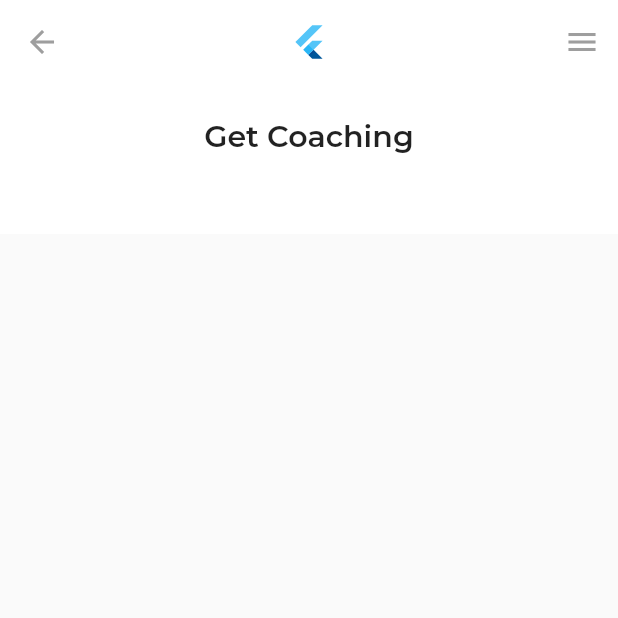
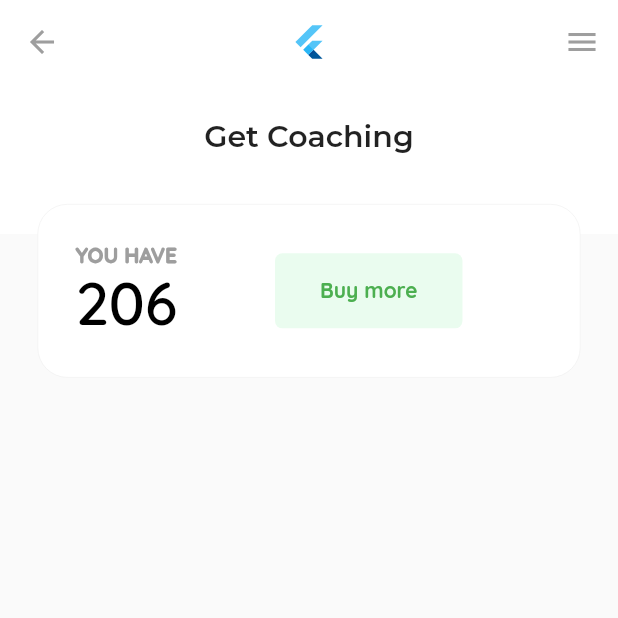
Before and after one commit to AmineMersoul/Relationship-Coaching, a Flutter app: the screen it shows after launch, on a phone screen of 412 x 824 dp, the top half of it. Run offline on Flutter 3.47's test engine with Material 2 defaults, Android fonts, the phone set to English and light mode, and no system bars; project files that could hold a hidden picture were left out.

Commit message:
creating top widget

```diff
--- a/lib/main.dart
+++ b/lib/main.dart
@@ -57,6 +57,52 @@ class _MyHomePageState extends State<MyHomePage> {
                 color: Colors.white,
                 child: Text("Get Coaching", style: TextStyle(fontFamily: 'Montserrat', fontSize: 20.0),),
               ),
+              Container(
+                margin: EdgeInsets.fromLTRB(25.0, 80.0, 25.0, 0.0),
+                decoration: BoxDecoration(
+                  color: Colors.white, borderRadius: BorderRadius.circular(20.0),
+                  border: Border.all(color: Colors.grey[200], width: 0.4),
+                ),
+                child: Row(
+                  crossAxisAlignment: CrossAxisAlignment.center,
+                  children: <Widget>[
+                    Stack(
+                      children: <Widget>[
+                        Container(
+                          padding: EdgeInsets.fromLTRB(25.0, 25.0, 5.0, 5.0),
+                          child: Text("YOU HAVE", style: TextStyle(
+                            color: Colors.grey,
+                            fontFamily: 'Quicksand',
+                            fontWeight: FontWeight.w900,
+                            fontSize: 14.0
+                          ),),
+                        ),
+                        Container(
+                          padding: EdgeInsets.fromLTRB(25.0, 40.0, 5.0, 25.0),
+                          child: Text("206", style: TextStyle(
+                            color: Colors.black,
+                            fontFamily: 'Quicksand',
+                            fontWeight: FontWeight.w400,
+                            fontSize: 40.0
+                          ),),
+                        ),
+                      ],
+                    ),
+                    SizedBox(width: 60.0,),
+                    Container(
+                      height: 50.0,
+                      width: 125.0,
+                      decoration: BoxDecoration(
+                        color: Colors.greenAccent[100].withOpacity(0.3),
+                        borderRadius: BorderRadius.circular(5.0)
+                      ),
+                      child: Center(
+                        child: Text("Buy more", style: TextStyle(fontFamily: 'Quicksand', fontWeight: FontWeight.bold, color: Colors.green),),
+                      ),
+                    )
+                  ],
+                ),
+              )
             ],
           ),
         ],
```
